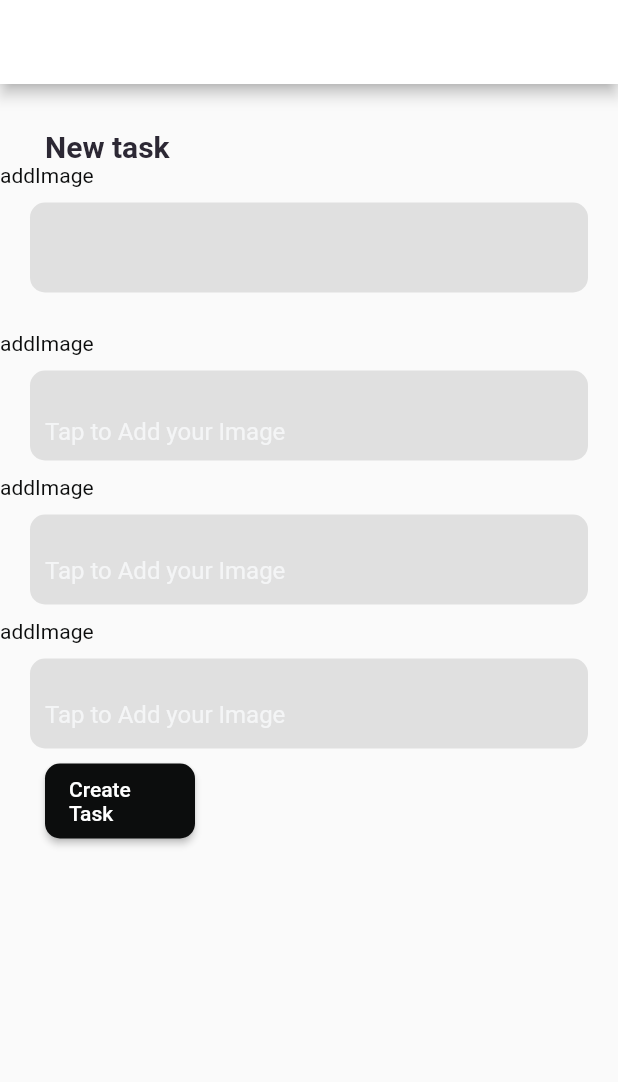
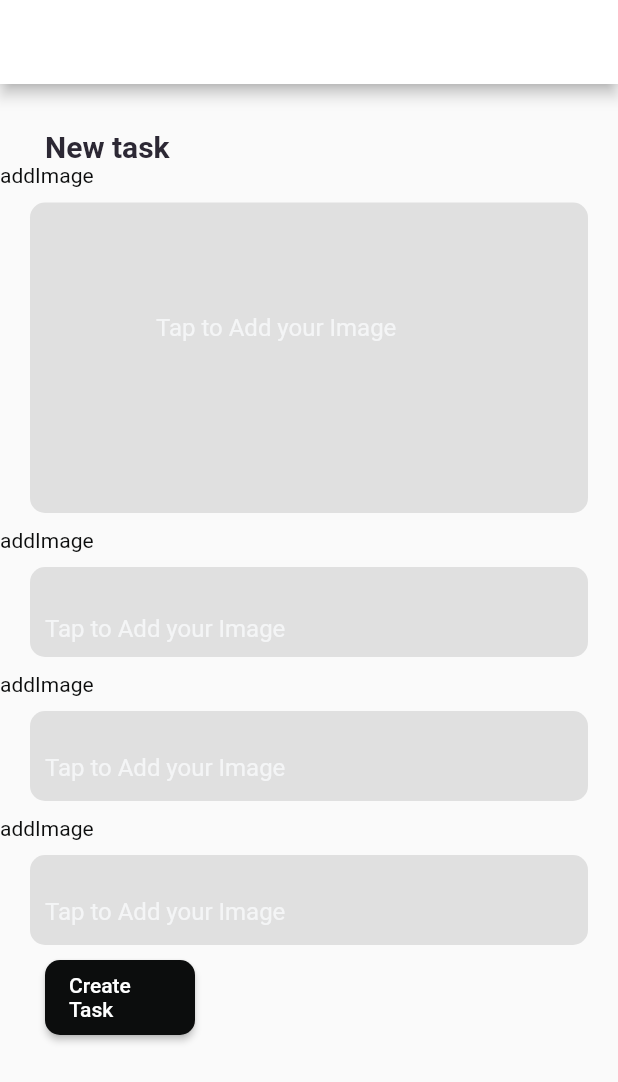
Before and after one commit to thirtsa-t/mobile-, a Flutter app: the screen it shows after launch, after a tap on "Create Task", on a phone screen of 412 x 824 dp. Shown: the top 1082 px of the screen. Run offline on Flutter 3.47's test engine with Material 2 defaults, Android fonts, the phone set to English and light mode, and no system bars; our stand-ins replace hive; missing offline and left inert: images_picker; accounts and stored records are empty; Roboto replaces fonts that are missing (MontSerrat.bold, Montserrat); project files that could hold a hidden picture were left out.

Commit message:
new things

```diff
--- a/lib/Screen/Entertasks.dart
+++ b/lib/Screen/Entertasks.dart
@@ -1,6 +1,10 @@
+import 'dart:io';
+
 import 'package:awesomitylab/Screen/tasks.dart';
 import 'package:awesomitylab/utilities/constants.dart';
 import 'package:flutter/material.dart';
+import 'package:path_provider/path_provider.dart';
+import 'package:images_picker/images_picker.dart';
 
 import 'inputdecoration.dart';
 
@@ -11,7 +15,36 @@ class EnterTasks extends StatefulWidget {
   _EnterTasksState createState() => _EnterTasksState();
 }
 
+
 class _EnterTasksState extends State<EnterTasks> {
+
+GlobalKey<FormState> _formkey = new GlobalKey();
+final image = TextEditingController();
+String? path;
+late String uploadedImage;
+late File file;
+Future pickImage() async {
+  //directory
+  final dir = await getTemporaryDirectory();
+  //select image from gallery
+  List<Media>? res = await ImagesPicker.pick(
+    count: 1,
+    pickType: PickType.image,
+
+    // maxSize: 500,
+    // cropOpt: CropOption(
+    //   aspectRatio: CropAspectRatio.wh16x9,
+    // ),
+  );
+  print(res);
+  if (res != null) {
+    print(res.map((e) => e.path).toList());
+
+    setState(() {
+      path = res[0].thumbPath;
+    });
+  }
+}
   @override
   Widget build(BuildContext context) {
     return Scaffold(
@@ -51,40 +84,39 @@ class _EnterTasksState extends State<EnterTasks> {
             //   //padding: EdgeInsets.symmetric(horizontal: 15),
             Column(
               children: [
-
                 const Align(
                   alignment: Alignment.centerLeft,
-
-
-        child:  Text('addImage',
-        style: TextStyle(color: Color(0xFF0C0D0D),),
+                  child: Text(
+                    'addImage',
+                    style: TextStyle(
+                      color: Color(0xFF0C0D0D),
                     ),
-
                   ),
-
-
-
-
+                ),
                 Container(
                   margin: EdgeInsets.only(
                       top: 10.0, bottom: 10.0, right: 20.0, left: 20.0),
-                  padding:
-                      EdgeInsets.symmetric(horizontal: 40.0, vertical: 40.0),
                   alignment: Alignment.center,
                   decoration: kBoxDecorationStyle,
-                  height: 60.0,
                   child: TextFormField(
+                    keyboardType: TextInputType.text,
+                     controller:image,
+                    showCursor: true,
+                    readOnly: true,
                     style: TextStyle(
                       color: Colors.white,
                       fontFamily: 'MontSerrat',
                     ),
                     decoration: InputDecoration(
                       border: InputBorder.none,
-                      contentPadding: EdgeInsets.only(top: 14.0),
+                       contentPadding: EdgeInsets.only(top: 74.0, left: 84.0),
 
                       hintText: 'Tap to Add your Image',
                       hintStyle: kHintTextStyle,
                     ),
+                    onTap: () {
+                      pickImage();
+                     },
                     minLines: 7,
                     maxLines: 7,
                   ),
@@ -92,18 +124,17 @@ class _EnterTasksState extends State<EnterTasks> {
               ],
             ),
 
-            SizedBox(height: 16),
+            // SizedBox(height: 16),
             Column(
               children: [
-
                 const Align(
                   alignment: Alignment.centerLeft,
-
-
-        child:  Text('addImage',
-        style: TextStyle(color: Color(0xFF0C0D0D),),
+                  child: Text(
+                    'addImage',
+                    style: TextStyle(
+                      color: Color(0xFF0C0D0D),
                     ),
-
+                  ),
                 ),
                 Container(
                   margin: EdgeInsets.only(
@@ -121,26 +152,23 @@ class _EnterTasksState extends State<EnterTasks> {
                     decoration: InputDecoration(
                       border: InputBorder.none,
                       contentPadding: EdgeInsets.only(top: 14.0),
-
                       hintText: 'Tap to Add your Image',
                       hintStyle: kHintTextStyle,
                     ),
-
                   ),
                 ),
               ],
             ),
             Column(
               children: [
-
                 const Align(
                   alignment: Alignment.centerLeft,
-
-
-        child:  Text('addImage',
-        style: TextStyle(color: Color(0xFF0C0D0D),),
+                  child: Text(
+                    'addImage',
+                    style: TextStyle(
+                      color: Color(0xFF0C0D0D),
                     ),
-
+                  ),
                 ),
                 Container(
                   margin: EdgeInsets.only(
@@ -158,7 +186,6 @@ class _EnterTasksState extends State<EnterTasks> {
                     decoration: InputDecoration(
                       border: InputBorder.none,
                       contentPadding: EdgeInsets.only(top: 14.0),
-
                       hintText: 'Tap to Add your Image',
                       hintStyle: kHintTextStyle,
                     ),
@@ -170,15 +197,14 @@ class _EnterTasksState extends State<EnterTasks> {
             ),
             Column(
               children: [
-
                 const Align(
                   alignment: Alignment.centerLeft,
-
-
-        child:  Text('addImage',
-        style: TextStyle(color: Color(0xFF0C0D0D),),
+                  child: Text(
+                    'addImage',
+                    style: TextStyle(
+                      color: Color(0xFF0C0D0D),
                     ),
-
+                  ),
                 ),
                 Container(
                   margin: EdgeInsets.only(
@@ -196,7 +222,6 @@ class _EnterTasksState extends State<EnterTasks> {
                     decoration: InputDecoration(
                       border: InputBorder.none,
                       contentPadding: EdgeInsets.only(top: 14.0),
-
                       hintText: 'Tap to Add your Image',
                       hintStyle: kHintTextStyle,
                     ),
@@ -216,6 +241,7 @@ class _EnterTasksState extends State<EnterTasks> {
                   child: RaisedButton(
                     color: const Color(0xFF0C0D0D),
                     onPressed: () {
+
                       Navigator.push(
                           context,
                           MaterialPageRoute(
--- a/lib/Screen/homescreen.dart
+++ b/lib/Screen/homescreen.dart
@@ -1,4 +1,4 @@
-import 'dart:html';
+
 
 import 'package:awesomitylab/Screen/Entertasks.dart';
 import 'package:flutter/material.dart';
--- a/lib/main.dart
+++ b/lib/main.dart
@@ -1,8 +1,26 @@
 import 'package:awesomitylab/Screen/homescreen.dart';
+
 import 'package:flutter/material.dart';
 import 'package:awesomitylab/Screen/homescreen.dart';
+import 'package:hive/hive.dart';
+import 'package:path_provider/path_provider.dart';
 
-void main() {
+import 'model/todo.dart';
+
+
+
+const String TODO_BOX = 'todo_box';
+Future<void> main() async {
+   WidgetsFlutterBinding.ensureInitialized();
+  //local directory
+  final document = await getApplicationSupportDirectory();
+  //path
+  Hive.init(document.path);
+  //auto generated file
+  Hive.registerAdapter(TodoAdapter());
+  //open hive box
+  await Hive.openBox<Todo>(TODO_BOX);
+
   runApp(const MyApp());
 }
 
--- a/pubspec.yaml
+++ b/pubspec.yaml
@@ -34,6 +34,10 @@ dependencies:
   # The following adds the Cupertino Icons font to your application.
   # Use with the CupertinoIcons class for iOS style icons.
   cupertino_icons: ^1.0.2
+  images_picker: ^1.2.10
+  path_provider: ^2.0.9
+  hive: ^2.0.5
+  hive_flutter: ^1.1.0
 
 dev_dependencies:
   flutter_test:
```
Also changed, not shown: lib/model/todo.dart (added, +31 -0 lines), lib/model/todo.g.dart (added), pubspec.lock, 2 other files. Lines whose indentation alone changed are shown as unchanged.
